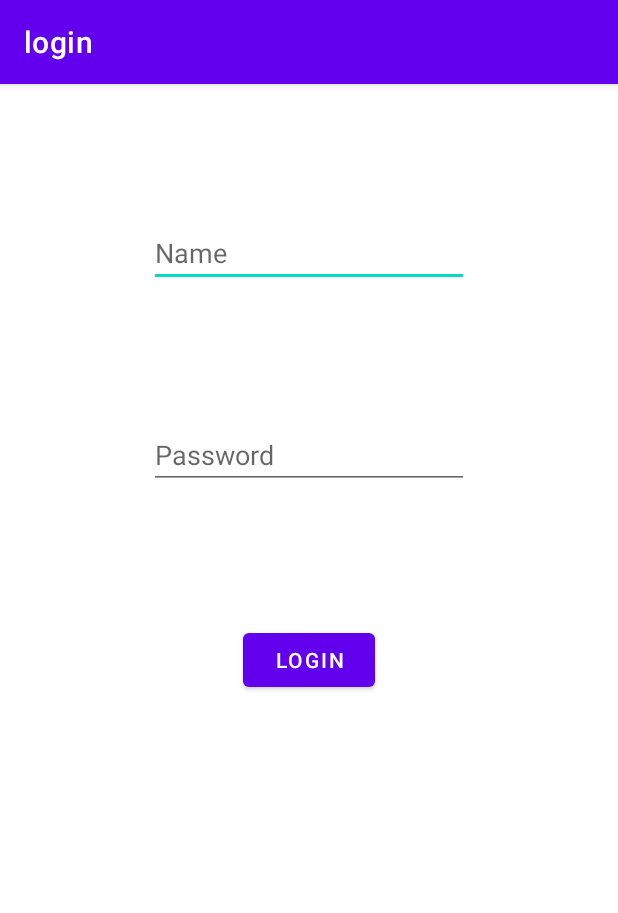
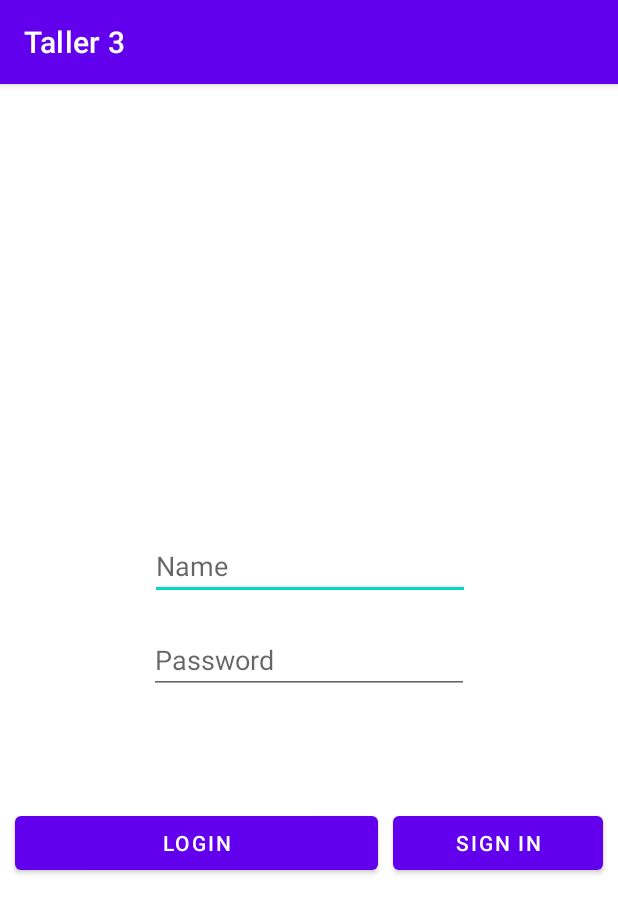
Before and after one commit to alejo2300/Taller3Movil, an Android app: the screen it shows after launch (MainActivity), on a phone screen of 412 x 824 dp. Shown: the top 913 px of the screen. Run offline under Robolectric (Android 15) with nearby library versions, the phone set to English and light mode, and no system bars; our stand-ins replace Firebase (no records; nobody signed in at launch, a user with empty details on screens opened directly).

```diff
--- a/login2/app/build.gradle
+++ b/login2/app/build.gradle
@@ -1,6 +1,7 @@
 plugins {
     id 'com.android.application'
     id 'com.google.gms.google-services'
+    id 'com.google.android.libraries.mapsplatform.secrets-gradle-plugin'
 }
 
 android {
@@ -26,6 +27,9 @@ android {
         sourceCompatibility JavaVersion.VERSION_1_8
         targetCompatibility JavaVersion.VERSION_1_8
     }
+    buildFeatures {
+        viewBinding true
+    }
 }
 
 dependencies {
@@ -34,6 +38,8 @@ dependencies {
     implementation 'com.google.android.material:material:1.5.0'
     implementation 'androidx.constraintlayout:constraintlayout:2.1.3'
     implementation 'com.google.firebase:firebase-auth:21.0.3'
+    implementation 'com.google.firebase:firebase-common-ktx:20.0.0'
+    implementation 'com.google.android.gms:play-services-maps:18.0.2'
     testImplementation 'junit:junit:4.13.2'
     androidTestImplementation 'androidx.test.ext:junit:1.1.3'
     androidTestImplementation 'androidx.test.espresso:espresso-core:3.4.0'
--- a/login2/app/src/main/java/com/example/login/MainActivity.java
+++ b/login2/app/src/main/java/com/example/login/MainActivity.java
@@ -2,14 +2,22 @@ package com.example.login;
 
 import androidx.appcompat.app.AppCompatActivity;
 
+import android.content.Intent;
 import android.os.Bundle;
 import android.widget.Button;
 import android.widget.EditText;
 import android.widget.Toast;
 
+import com.google.firebase.auth.FirebaseAuth;
+import com.google.firebase.auth.FirebaseUser;
+import com.google.firebase.ktx.Firebase;
+
 public class MainActivity extends AppCompatActivity {
     EditText etUserName, etPassword;
-    Button btnSignIn;
+    Button buttonLgn, butttonSignIn;
+
+    //open firebase database
+    private FirebaseAuth mAuth;
 
     @Override
     protected void onCreate(Bundle savedInstanceState) {
@@ -18,21 +26,40 @@ public class MainActivity extends AppCompatActivity {
 
         etUserName = findViewById(R.id.username);
         etPassword = findViewById(R.id.userpassword);
-        btnSignIn = findViewById(R.id.signin);
+        buttonLgn = findViewById(R.id.login);
+        butttonSignIn = findViewById(R.id.signin);
 
-        btnSignIn.setOnClickListener(v -> {
+        //Initialize Firebase
+        mAuth = FirebaseAuth.getInstance();
+        FirebaseUser user = mAuth.getCurrentUser();
+
+        if(user != null){ //check if user is logged in
+            Intent intent = new Intent(MainActivity.this, mainMapsActivity.class);
+        }else {
+
+            butttonSignIn.setOnClickListener(v -> {
+                Intent intent = new Intent(MainActivity.this, sigin.class);
+                startActivity(intent);
+            });
+
+            buttonLgn.setOnClickListener(v -> {
                 String username = etUserName.getText().toString();
                 String password = etPassword.getText().toString();
 
-            if(validateUser(username) && validatePassword(password)){
+                if (validateUser(username) && validatePassword(password)) {
+                    mAuth.signInWithEmailAndPassword(username, password).addOnCompleteListener(this, task -> {
                         Toast.makeText(this, "Login Successful", Toast.LENGTH_LONG).show();
-            }else{
+                        Intent intent = new Intent(MainActivity.this, mainMapsActivity.class);
+                        startActivity(intent);
+                    }).addOnFailureListener(this, e -> {});
+                } else {
                     Toast.makeText(this, "Login Failed", Toast.LENGTH_LONG).show();
                 }
 
                 Toast.makeText(this, "Username: " + username + " Password: " + password, Toast.LENGTH_LONG).show();
 
             });
+        }
     }
 
     private boolean validatePassword(String password) {
--- a/login2/app/src/main/res/layout/activity_main.xml
+++ b/login2/app/src/main/res/layout/activity_main.xml
@@ -12,35 +12,62 @@
         android:layout_width="wrap_content"
         android:layout_height="wrap_content"
         android:ems="10"
+        android:hint="Name"
         android:inputType="textPersonName"
-        android:hint="Name"
         app:layout_constraintBottom_toTopOf="@+id/userpassword"
         app:layout_constraintEnd_toEndOf="parent"
-        app:layout_constraintHorizontal_bias="0.5"
+        app:layout_constraintHorizontal_bias="0.502"
         app:layout_constraintStart_toStartOf="parent"
-        app:layout_constraintTop_toTopOf="parent" />
+        app:layout_constraintTop_toTopOf="parent"
+        app:layout_constraintVertical_bias="0.946" />
 
     <EditText
         android:id="@+id/userpassword"
         android:layout_width="wrap_content"
         android:layout_height="wrap_content"
         android:ems="10"
+        android:hint="Password"
         android:inputType="textPassword"
-        android:hint="Password"
-        app:layout_constraintBottom_toTopOf="@+id/signin"
-        app:layout_constraintEnd_toEndOf="parent"
-        app:layout_constraintHorizontal_bias="0.5"
-        app:layout_constraintStart_toStartOf="parent"
-        app:layout_constraintTop_toBottomOf="@+id/username" />
-
-    <Button
-        android:id="@+id/signin"
-        android:layout_width="wrap_content"
-        android:layout_height="wrap_content"
-        android:text="Login"
         app:layout_constraintBottom_toBottomOf="parent"
         app:layout_constraintEnd_toEndOf="parent"
         app:layout_constraintHorizontal_bias="0.5"
         app:layout_constraintStart_toStartOf="parent"
         app:layout_constraintTop_toTopOf="parent" />
+
+    <Button
+        android:id="@+id/login"
+        android:layout_width="242dp"
+        android:layout_height="wrap_content"
+        android:text="Login"
+        app:layout_constraintBottom_toBottomOf="parent"
+        app:layout_constraintEnd_toStartOf="@+id/signin"
+        app:layout_constraintHorizontal_bias="0.5"
+        app:layout_constraintStart_toStartOf="parent"
+        app:layout_constraintTop_toBottomOf="@+id/userpassword"
+        app:layout_constraintVertical_bias="0.241" />
+
+    <Button
+        android:id="@+id/signin"
+        android:layout_width="140dp"
+        android:layout_height="wrap_content"
+        android:text="Sign In"
+        app:layout_constraintBottom_toBottomOf="parent"
+        app:layout_constraintEnd_toEndOf="parent"
+        app:layout_constraintHorizontal_bias="0.5"
+        app:layout_constraintStart_toEndOf="@+id/login"
+        app:layout_constraintTop_toBottomOf="@+id/userpassword"
+        app:layout_constraintVertical_bias="0.24" />
+
+    <androidx.constraintlayout.widget.Group
+        android:id="@+id/group"
+        android:layout_width="wrap_content"
+        android:layout_height="wrap_content"
+        app:constraint_referenced_ids="login,signin" />
+
+    <androidx.constraintlayout.widget.Guideline
+        android:id="@+id/guideline2"
+        android:layout_width="wrap_content"
+        android:layout_height="wrap_content"
+        android:orientation="horizontal"
+        app:layout_constraintGuide_begin="20dp" />
 </androidx.constraintlayout.widget.ConstraintLayout>
--- a/login2/app/src/main/res/values/strings.xml
+++ b/login2/app/src/main/res/values/strings.xml
@@ -1,3 +1,4 @@
 <resources>
-    <string name="app_name">login</string>
+    <string name="app_name">Taller 3</string>
+    <string name="title_activity_main_maps">mainMapsActivity</string>
 </resources>
--- a/login2/build.gradle
+++ b/login2/build.gradle
@@ -6,6 +6,7 @@ buildscript {
 plugins {
     id 'com.android.application' version '7.1.2' apply false
     id 'com.android.library' version '7.1.2' apply false
+    id 'com.google.android.libraries.mapsplatform.secrets-gradle-plugin' version '2.0.1' apply false
 }
 
 task clean(type: Delete) {
```
Also changed, not shown: login2/app/src/main/AndroidManifest.xml (+23 -0 lines), login2/app/src/main/java/com/example/login/mainMapsActivity.java (added, +51 -0 lines), login2/app/src/main/java/com/example/login/sigin.java (added, +40 -0 lines), login2/app/src/main/res/layout/activity_main_maps.xml (added, +9 -0 lines), login2/app/src/main/res/layout/activity_sigin.xml (added, +78 -0 lines). Lines whose indentation alone changed are shown as unchanged.
